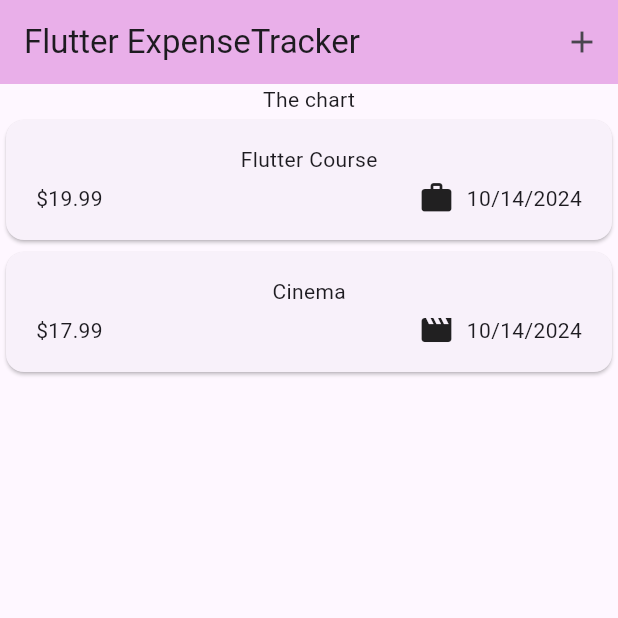
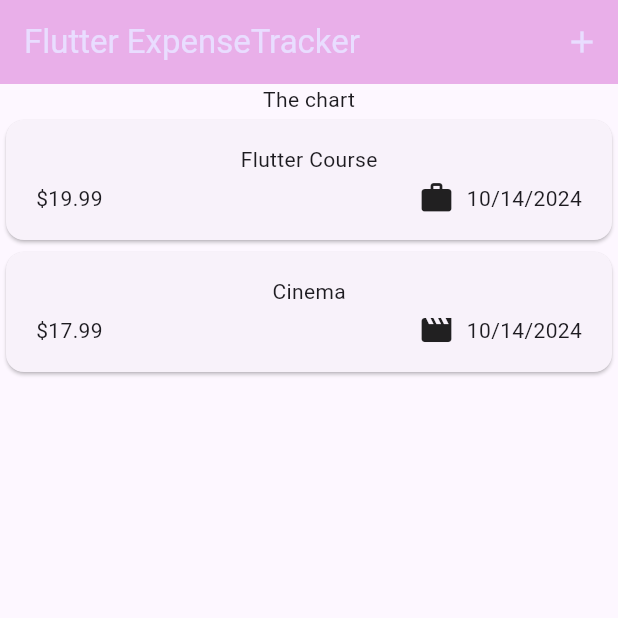
Before and after one commit to flutter-development-rboriba/expense_tracker_app, a Flutter app: the screen it shows after launch, on a phone screen of 412 x 824 dp, the top half of it. Run offline on Flutter 3.47's test engine with Material 3 defaults, Android fonts, the phone set to English and light mode, and no system bars.

Commit message:
Setting color schema

```diff
--- a/lib/main.dart
+++ b/lib/main.dart
@@ -1,6 +1,10 @@
 import 'package:flutter/material.dart';
 
 import 'package:expense_tracker_app/widgets/expenses.dart';
+
+var kColorScheme = ColorScheme.fromSeed(
+  seedColor: const Color.fromARGB(255, 96, 59, 181),
+);
 
 void main() {
   runApp(const MyApp());
@@ -14,9 +18,12 @@ class MyApp extends StatelessWidget {
     return MaterialApp(
       title: 'Flutter Demo',
       theme: ThemeData(
-        colorScheme: ColorScheme.fromSeed(seedColor: Colors.deepPurple),
-        useMaterial3: true,
-      ),
+          useMaterial3: true,
+          colorScheme: kColorScheme,
+          appBarTheme: const AppBarTheme().copyWith(
+            backgroundColor: kColorScheme.onPrimaryContainer,
+            foregroundColor: kColorScheme.primaryContainer,
+          )),
       home: const Expenses(),
     );
   }
```
